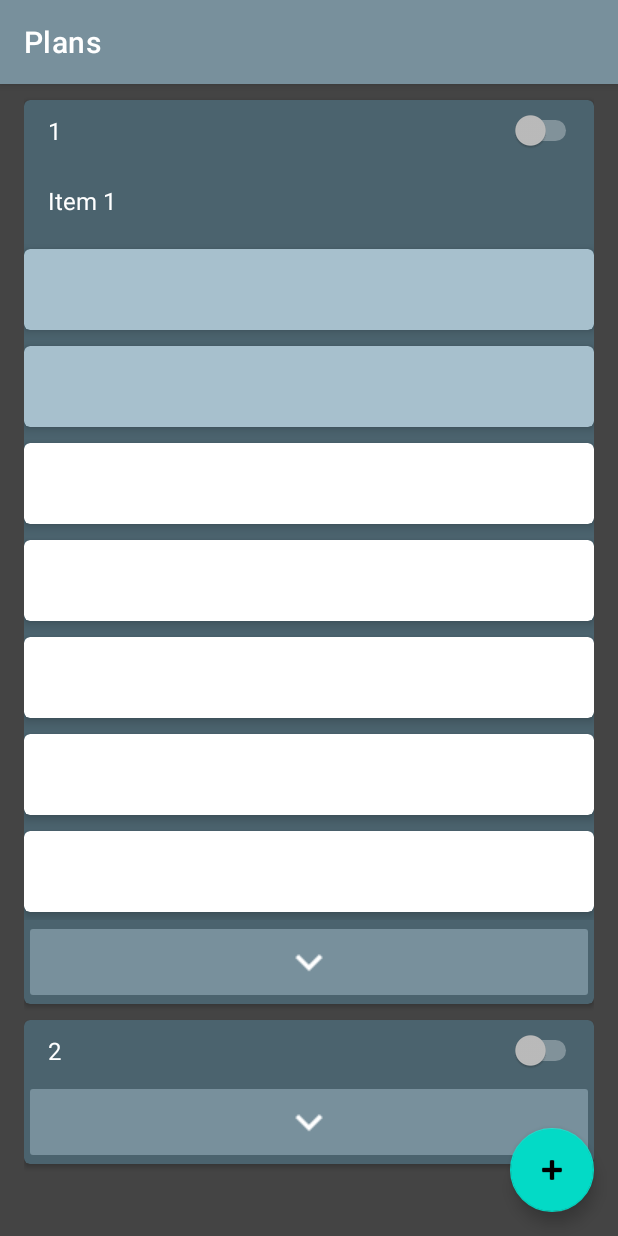
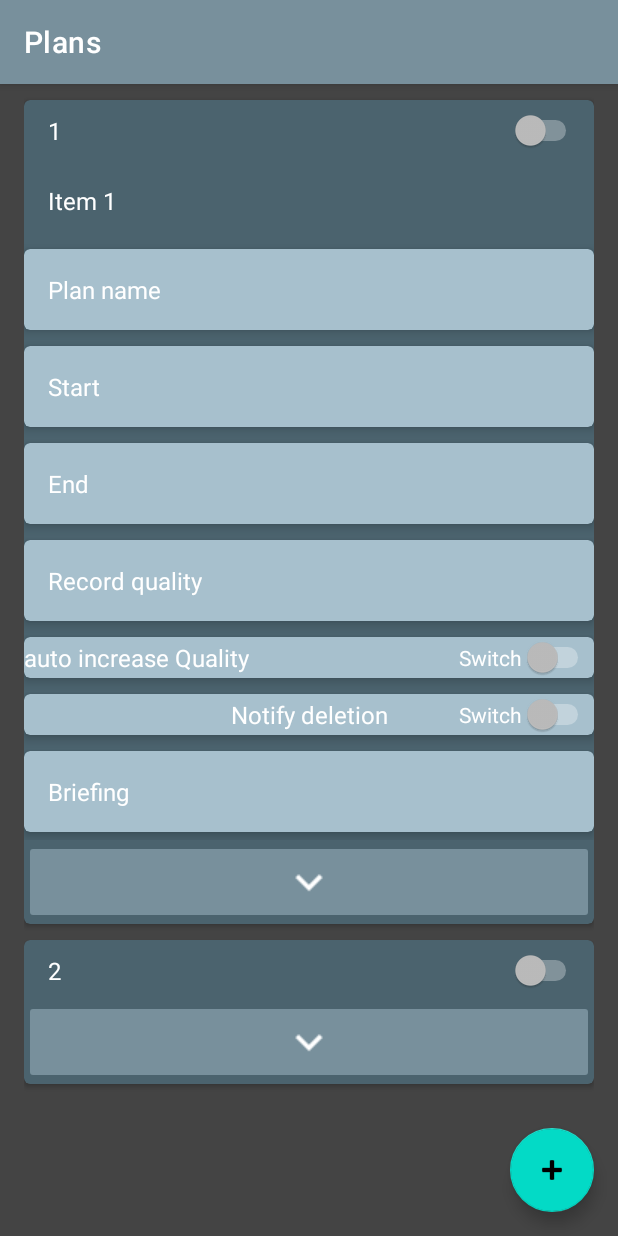
Before and after one commit to nbkragh/RecordingPlanner, an Android app: the PlanListFragment screen opened directly, with no data from a screen before it, after a tap on an icon or button, on a phone screen of 412 x 824 dp. Run offline under Robolectric (Android 15) with nearby library versions, the phone set to English and light mode, and no system bars.

Commit message:
tilføjet elementer til config_cards

```diff
--- a/app/build.gradle
+++ b/app/build.gradle
@@ -40,6 +40,7 @@ dependencies {
     implementation 'androidx.navigation:navigation-ui-ktx:2.1.0'
     implementation 'androidx.legacy:legacy-support-v4:1.0.0'
     implementation 'androidx.recyclerview:recyclerview:1.1.0'
+    implementation 'com.android.support:cardview-v7:28.0.0'
     testImplementation 'junit:junit:4.12'
     androidTestImplementation 'androidx.test.ext:junit:1.1.1'
     androidTestImplementation 'androidx.test.espresso:espresso-core:3.2.0'
--- a/app/src/main/res/layout/plan_item.xml
+++ b/app/src/main/res/layout/plan_item.xml
@@ -66,12 +66,32 @@
             android:orientation="vertical"
             android:visibility="gone"
             android:animateLayoutChanges="true">
+
             <TextView
                 android:id="@+id/item_configs_frame_title"
                 android:layout_width="wrap_content"
                 android:layout_height="wrap_content"
                 android:layout_margin="@dimen/text_margin"
                 android:textAppearance="?attr/textAppearanceListItem" />
+
+            <com.google.android.material.card.MaterialCardView
+                android:id="@+id/item_config_6"
+                android:layout_width="match_parent"
+                android:layout_height="wrap_content"
+                android:layout_marginTop="5dp"
+                android:layout_marginBottom="5dp"
+                app:cardBackgroundColor="@color/primaryLightColor"
+                app:cardElevation="4dp"
+                app:cardPreventCornerOverlap="true">
+
+                <TextView
+                    android:id="@+id/item_config_6_title"
+                    android:layout_width="wrap_content"
+                    android:layout_height="wrap_content"
+                    android:layout_margin="@dimen/text_margin"
+                    android:text="Plan name"
+                    android:textAppearance="?attr/textAppearanceListItem" />
+            </com.google.android.material.card.MaterialCardView>
 
             <com.google.android.material.card.MaterialCardView
                 android:id="@+id/item_config_1"
@@ -82,11 +102,13 @@
                 app:cardBackgroundColor="@color/primaryLightColor"
                 app:cardElevation="4dp"
                 app:cardPreventCornerOverlap="true">
+
                 <TextView
                     android:id="@+id/item_config_1_title"
                     android:layout_width="wrap_content"
                     android:layout_height="wrap_content"
                     android:layout_margin="@dimen/text_margin"
+                    android:text="Start"
                     android:textAppearance="?attr/textAppearanceListItem" />
 
             </com.google.android.material.card.MaterialCardView>
@@ -100,11 +122,13 @@
                 app:cardBackgroundColor="@color/primaryLightColor"
                 app:cardElevation="4dp"
                 app:cardPreventCornerOverlap="true">
+
                 <TextView
                     android:id="@+id/item_config_2_title"
                     android:layout_width="wrap_content"
                     android:layout_height="wrap_content"
                     android:layout_margin="@dimen/text_margin"
+                    android:text="End"
                     android:textAppearance="?attr/textAppearanceListItem" />
 
             </com.google.android.material.card.MaterialCardView>
@@ -114,14 +138,16 @@
                 android:layout_height="wrap_content"
                 android:layout_marginTop="5dp"
                 android:layout_marginBottom="5dp"
-                app:cardBackgroundColor="@android:color/background_light"
+                app:cardBackgroundColor="@color/primaryLightColor"
                 app:cardElevation="4dp"
                 app:cardPreventCornerOverlap="true">
+
                 <TextView
                     android:id="@+id/item_config_3_title"
                     android:layout_width="wrap_content"
                     android:layout_height="wrap_content"
                     android:layout_margin="@dimen/text_margin"
+                    android:text="Record quality"
                     android:textAppearance="?attr/textAppearanceListItem" />
 
             </com.google.android.material.card.MaterialCardView>
@@ -131,15 +157,45 @@
                 android:layout_height="wrap_content"
                 android:layout_marginTop="5dp"
                 android:layout_marginBottom="5dp"
-                app:cardBackgroundColor="@android:color/background_light"
+                app:cardBackgroundColor="@color/primaryLightColor"
                 app:cardElevation="4dp"
                 app:cardPreventCornerOverlap="true">
+
+                <androidx.constraintlayout.widget.ConstraintLayout
+                    android:id="@+id/ConstraintLayout99"
+                    android:layout_width="match_parent"
+                    android:layout_height="match_parent"
+                    android:orientation="horizontal"
+                    app:layout_constraintBottom_toBottomOf="parent"
+                    app:layout_constraintEnd_toStartOf="@+id/config_auto_incr_qual_switch1"
+                    app:layout_constraintHorizontal_bias="0.5"
+                    app:layout_constraintStart_toStartOf="@+id/config_auto_incr_qual_switch1"
+                    app:layout_constraintTop_toTopOf="parent">
+
+                    <Switch
+                        android:id="@+id/config_auto_incr_qual_switch1"
+                        android:layout_width="wrap_content"
+                        android:layout_height="wrap_content"
+                        android:text="Switch"
+                        app:layout_constraintBottom_toBottomOf="parent"
+                        app:layout_constraintEnd_toEndOf="parent"
+                        app:layout_constraintTop_toTopOf="parent"
+                        tools:layout_conversion_absoluteHeight="0dp"
+                        tools:layout_conversion_absoluteWidth="0dp" />
+
                     <TextView
                         android:id="@+id/item_config_4_title"
                         android:layout_width="wrap_content"
                         android:layout_height="wrap_content"
-                android:layout_margin="@dimen/text_margin"
-                android:textAppearance="?attr/textAppearanceListItem" />
+                        android:text="auto increase Quality"
+                        android:textAppearance="?attr/textAppearanceListItem"
+                        app:layout_constraintBottom_toBottomOf="parent"
+                        app:layout_constraintStart_toStartOf="parent"
+                        app:layout_constraintTop_toTopOf="parent"
+                        tools:layout_conversion_absoluteHeight="0dp"
+                        tools:layout_conversion_absoluteWidth="0dp" />
+                </androidx.constraintlayout.widget.ConstraintLayout>
+
             </com.google.android.material.card.MaterialCardView>
             <com.google.android.material.card.MaterialCardView
                 android:id="@+id/item_config_5"
@@ -147,46 +203,62 @@
                 android:layout_height="wrap_content"
                 android:layout_marginTop="5dp"
                 android:layout_marginBottom="5dp"
-                app:cardBackgroundColor="@android:color/background_light"
+                app:cardBackgroundColor="@color/primaryLightColor"
                 app:cardElevation="4dp"
                 app:cardPreventCornerOverlap="true">
+
+                <androidx.constraintlayout.widget.ConstraintLayout
+                    android:id="@+id/ConstraintLayout100"
+                    android:layout_width="match_parent"
+                    android:layout_height="match_parent"
+                    android:orientation="horizontal"
+                    app:layout_constraintEnd_toStartOf="@+id/item_config_5_title"
+                    app:layout_constraintStart_toStartOf="@+id/item_config_5_title">
+
                     <TextView
                         android:id="@+id/item_config_5_title"
                         android:layout_width="wrap_content"
                         android:layout_height="wrap_content"
-                android:layout_margin="@dimen/text_margin"
-                android:textAppearance="?attr/textAppearanceListItem" />
-            </com.google.android.material.card.MaterialCardView>
-            <com.google.android.material.card.MaterialCardView
-                android:id="@+id/item_config_6"
-                android:layout_width="match_parent"
-                android:layout_height="wrap_content"
-                android:layout_marginTop="5dp"
-                android:layout_marginBottom="5dp"
-                app:cardBackgroundColor="@android:color/background_light"
-                app:cardElevation="4dp"
-                app:cardPreventCornerOverlap="true">
-                <TextView
-                    android:id="@+id/item_config_6_title"
+                        android:text="Notify deletion"
+                        android:textAppearance="?attr/textAppearanceListItem"
+                        app:layout_constraintBottom_toBottomOf="parent"
+                        app:layout_constraintEnd_toEndOf="parent"
+                        app:layout_constraintHorizontal_bias="0.5"
+                        app:layout_constraintStart_toStartOf="parent"
+                        app:layout_constraintTop_toTopOf="parent"
+                        tools:layout_conversion_absoluteHeight="0dp"
+                        tools:layout_conversion_absoluteWidth="0dp" />
+
+                    <Switch
+                        android:id="@+id/config_notify_deletion_switch"
                         android:layout_width="wrap_content"
                         android:layout_height="wrap_content"
-                    android:layout_margin="@dimen/text_margin"
-                    android:textAppearance="?attr/textAppearanceListItem" />
+                        android:text="Switch"
+                        app:layout_constraintBottom_toBottomOf="parent"
+                        app:layout_constraintEnd_toEndOf="parent"
+                        app:layout_constraintTop_toTopOf="parent"
+                        tools:layout_conversion_absoluteHeight="0dp"
+                        tools:layout_conversion_absoluteWidth="0dp" />
+                </androidx.constraintlayout.widget.ConstraintLayout>
+
             </com.google.android.material.card.MaterialCardView>
+
             <com.google.android.material.card.MaterialCardView
                 android:id="@+id/item_config_7"
                 android:layout_width="match_parent"
                 android:layout_height="wrap_content"
                 android:layout_marginTop="5dp"
                 android:layout_marginBottom="5dp"
-                app:cardBackgroundColor="@android:color/background_light"
+                app:cardBackgroundColor="@color/primaryLightColor"
                 app:cardElevation="4dp"
                 app:cardPreventCornerOverlap="true">
+
                 <TextView
                     android:id="@+id/item_config_7_title"
                     android:layout_width="wrap_content"
                     android:layout_height="wrap_content"
                     android:layout_margin="@dimen/text_margin"
+                    android:text="Briefing"
                     android:textAppearance="?attr/textAppearanceListItem" />
             </com.google.android.material.card.MaterialCardView>
         </LinearLayout>
```
Also changed, not shown: 2 other files. Lines whose indentation alone changed are shown as unchanged.
